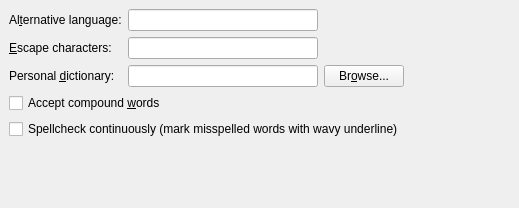
Old version of the form src/frontends/qt4/ui/PrefSpellcheckerUi.ui in the repository cburschka/lyx.
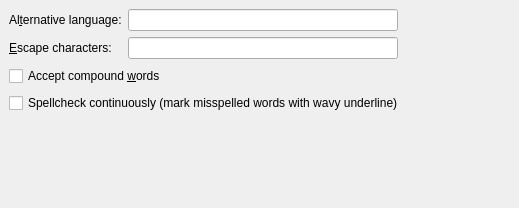
New version of the form.

Commit message: prefs \use_personal_dictionary and \personal_dictionary are not used anymore (ispell only)

The edit to the form file:
```diff
--- a/src/frontends/qt4/ui/PrefSpellcheckerUi.ui
+++ b/src/frontends/qt4/ui/PrefSpellcheckerUi.ui
@@ -49,30 +49,6 @@
    <item row="1" column="1" >
     <widget class="QLineEdit" name="escapeCharactersED" />
    </item>
-   <item row="2" column="0" >
-    <widget class="QLabel" name="persDictionaryLA" >
-     <property name="text" >
-      <string>Personal &amp;dictionary:</string>
-     </property>
-     <property name="buddy" >
-      <cstring>persDictionaryED</cstring>
-     </property>
-    </widget>
-   </item>
-   <item row="2" column="1" >
-    <widget class="QLineEdit" name="persDictionaryED" >
-     <property name="toolTip" >
-      <string>Specify a personal dictionary file other than the default</string>
-     </property>
-    </widget>
-   </item>
-   <item row="2" column="2" >
-    <widget class="QPushButton" name="persDictionaryPB" >
-     <property name="text" >
-      <string>Br&amp;owse...</string>
-     </property>
-    </widget>
-   </item>
    <item row="2" column="3" >
     <spacer>
      <property name="orientation" >
@@ -89,16 +65,6 @@
      </property>
     </spacer>
    </item>
-   <item row="3" column="0" colspan="4" >
-    <widget class="QCheckBox" name="compoundWordCB" >
-     <property name="toolTip" >
-      <string>Accept words such as "diskdrive"</string>
-     </property>
-     <property name="text" >
-      <string>Accept compound &amp;words</string>
-     </property>
-    </widget>
-   </item>
    <item row="4" column="0" colspan="3" >
     <widget class="QCheckBox" name="spellcheckContinuouslyCB" >
      <property name="text" >
@@ -122,6 +88,16 @@
      </property>
     </spacer>
    </item>
+   <item rowspan="2" row="2" column="0" colspan="4" >
+    <widget class="QCheckBox" name="compoundWordCB" >
+     <property name="toolTip" >
+      <string>Accept words such as "diskdrive"</string>
+     </property>
+     <property name="text" >
+      <string>Accept compound &amp;words</string>
+     </property>
+    </widget>
+   </item>
   </layout>
  </widget>
  <tabstops>
```
Left out of the diff: 2 changed lines with no effect on the pictures. The commit also changes 5 other files.
